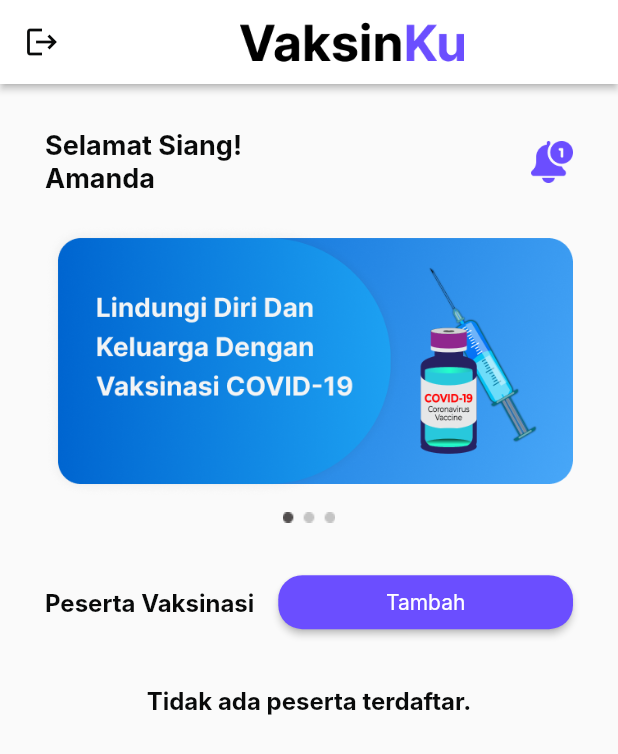
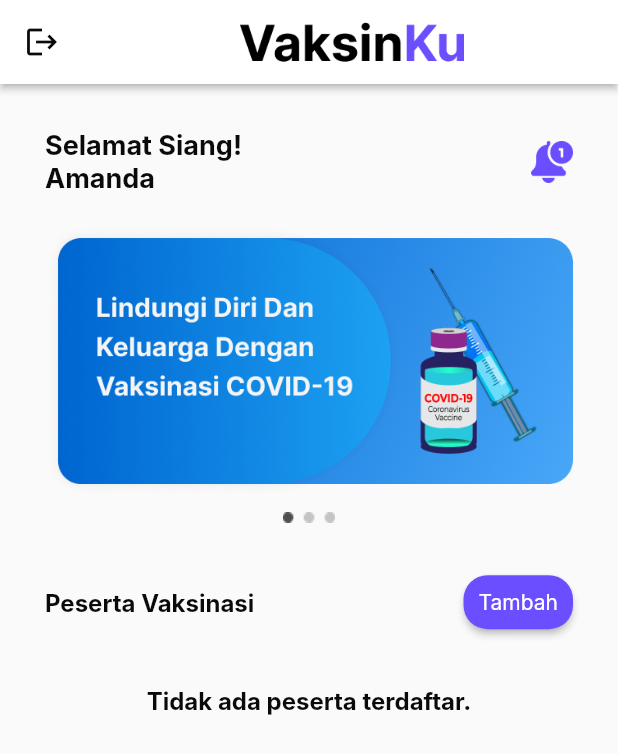
Before and after one commit to Catyousha/studi-independent-kolaborasi, a Flutter app: the screen it shows after launch, on a phone screen of 412 x 824 dp. Shown: the top 754 px of the screen. Run offline on Flutter 3.47's test engine with Material 2 defaults, Android fonts, the light colour scheme and no system bars; Roboto replaces fonts that are missing (Inter).

Commit message:
add readme tugas05

```diff
--- a/lib/tugas05_vaksinku/views/dashboard/dashboard_page.dart
+++ b/lib/tugas05_vaksinku/views/dashboard/dashboard_page.dart
@@ -9,7 +9,6 @@ class DashboardPage extends StatelessWidget {
 
   @override
   Widget build(BuildContext context) {
-
     return Scaffold(
       // CustomAppBar: widget buatan yang dibuat dalam folder /widgets
       appBar: CustomAppBar(
@@ -19,7 +18,9 @@ class DashboardPage extends StatelessWidget {
           width: 150,
         ),
         leadingIcon: Icons.logout,
-        onPressLeadingIcon: () {},
+        onPressLeadingIcon: () {
+          Navigator.pop(context);
+        },
       ),
 
       // body dalam Scaffold dijadikan widget terpisah
--- a/lib/tugas05_vaksinku/views/dashboard/dashboard_view.dart
+++ b/lib/tugas05_vaksinku/views/dashboard/dashboard_view.dart
@@ -61,8 +61,11 @@ class DashboardView extends StatelessWidget {
               ),
               const SizedBox(width: 16),
               // menggunakan widget PrimaryButton dari folder /widgets
-              Expanded(
-                child: PrimaryButton(
+              PrimaryButton(
+                buttonPadding: const EdgeInsets.symmetric(
+                  vertical: 6,
+                  horizontal: 10,
+                ),
                 buttonText: "Tambah",
                 buttonOnPressed: () {
                   // navigasi ke laman /tambah
@@ -76,7 +79,6 @@ class DashboardView extends StatelessWidget {
                     ),
                   );
                 },
-                ),
               ),
             ],
           ),
--- a/lib/tugas05_vaksinku/views/splashscreen/splash_screen.dart
+++ b/lib/tugas05_vaksinku/views/splashscreen/splash_screen.dart
@@ -16,7 +16,7 @@ class _SplashScreenState extends State<SplashScreen> {
   }
 
   void navigationPage() {
-    Navigator.of(context).pushReplacementNamed('/dashboard');
+    Navigator.popAndPushNamed(context, "/dashboard");
   }
 
   @override
```
Also changed, not shown: readme_assets/tugas05/ssdashboard.png (added), readme_assets/tugas05/ssdashboard2.png (added), readme_assets/tugas05/ssdashboard3.png (added), readme_assets/tugas05/ssdetail.png (added), readme_assets/tugas05/sshapus.png (added), readme_assets/tugas05/sssplash.png (added), readme_assets/tugas05/sstambah.png (added), 1 other file. Lines whose indentation alone changed are shown as unchanged.
